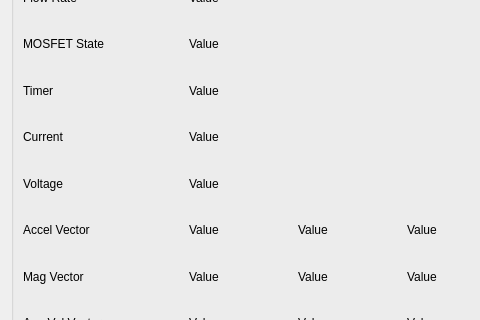
Qt form GSE/monitorWindow.ui (Bruin-Spacecraft-Group/Rapid-Blue-Dawn-Ground-Testing) before a commit; both pictures show x 0 to 480 and y 109 to 429 of the 1049 by 731 pixel window.
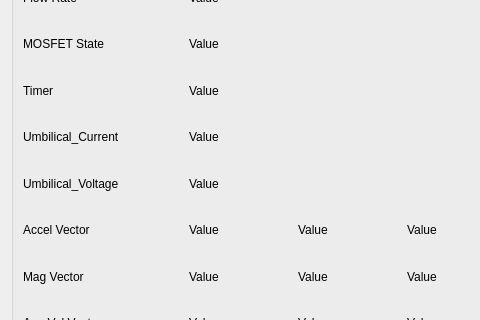
The same form after that commit. Icons and pictures are not drawn.

Diff of the .ui file:
```diff
--- a/GSE/monitorWindow.ui
+++ b/GSE/monitorWindow.ui
@@ -74,7 +74,7 @@
         <item row="5" column="0">
          <widget class="QLabel" name="voltage_name">
           <property name="text">
-           <string>Voltage</string>
+           <string>Umbilical_Voltage</string>
           </property>
          </widget>
         </item>
@@ -141,7 +141,7 @@
         <item row="4" column="0">
          <widget class="QLabel" name="current_name">
           <property name="text">
-           <string>Current</string>
+           <string>Umbilical_Current</string>
           </property>
          </widget>
         </item>
```
